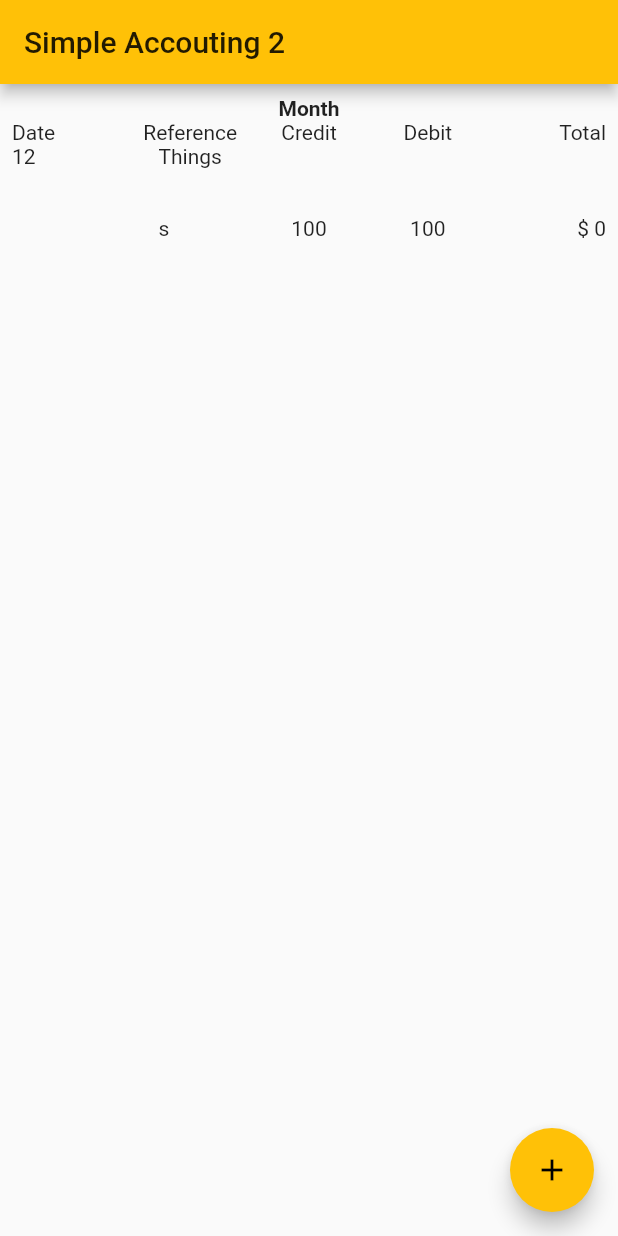
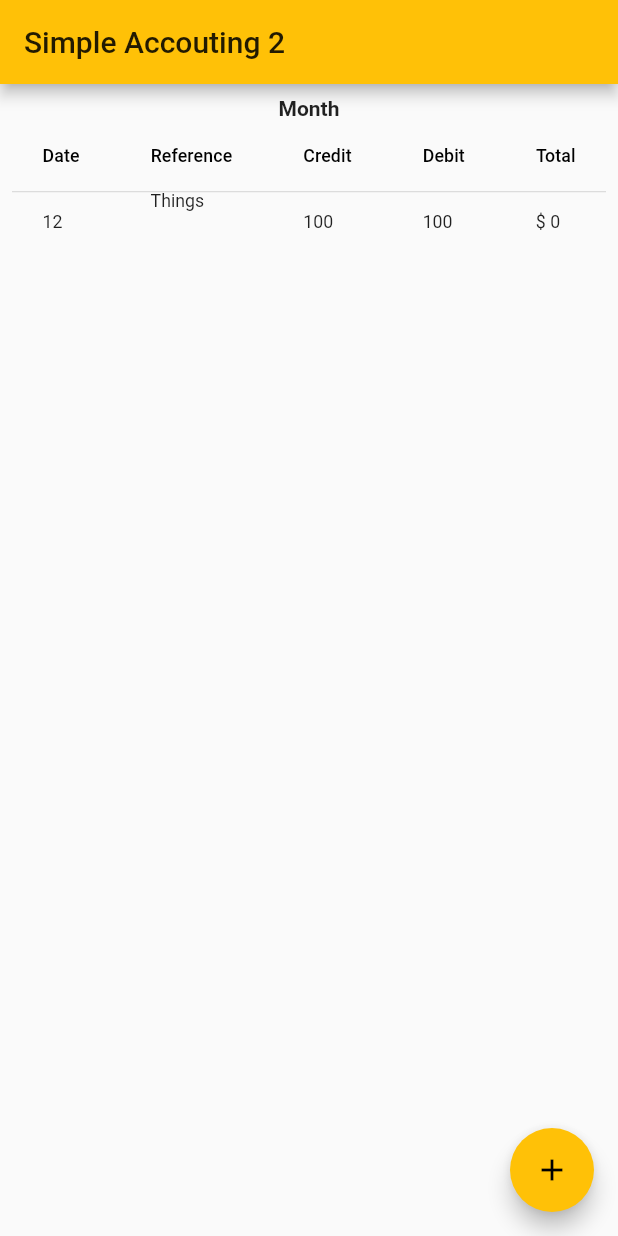
Before and after one commit to EmmanuelMess/Simple-Accounting-2, a Flutter app: the screen it shows after launch, on a phone screen of 412 x 824 dp. Run offline on Flutter 3.47's test engine with Material 2 defaults, Android fonts, the phone set to English and light mode, and no system bars; our stand-ins replace decimal, easy_localization.

Commit message:
Move to DataTable

```diff
--- a/simple_accounting_2/lib/main.dart
+++ b/simple_accounting_2/lib/main.dart
@@ -37,7 +37,7 @@ class MyHomePage extends StatefulWidget {
 }
 
 class _MyHomePageState extends State<MyHomePage> {
-  int _counter = 0;
+  int _counter = 1;
 
   void _incrementCounter() {
     setState(() {
@@ -59,19 +59,32 @@ class _MyHomePageState extends State<MyHomePage> {
                 'month',
                 style: TextStyle(fontWeight: FontWeight.bold),
               ).tr()),
-              Table(
-                children: [
-                  TableRow(children: [
-                    TableCell(child: Text('date').tr()),
-                    TableCell(child: Center(child: Text('reference').tr()),),
-                    TableCell(child: Center(child: Text('credit').tr()),),
-                    TableCell(child: Center(child: Text('debit').tr()),),
-                    TableCell(child: Text(
+              SingleChildScrollView(
+                scrollDirection: Axis.vertical,
+                child: FittedBox(
+                  child: DataTable(
+                    showCheckboxColumn: false,
+                    columns: <DataColumn>[
+                      DataColumn(
+                          label: Text('date').tr()
+                      ),
+                      DataColumn(
+                          label: Text('reference').tr()
+                      ),
+                      DataColumn(
+                          label: Text('credit').tr()
+                      ),
+                      DataColumn(
+                          label: Text('debit').tr()
+                      ),
+                      DataColumn(
+                        label: Text(
                           'total',
                           textAlign: TextAlign.end,
                         ).tr(),
                       ),
-                  ]),
+                    ],
+                    rows: [
                       createTableRow(AccountingRowFormatted(
                         "12",
                         "Things\n\n\ns",
@@ -81,42 +94,40 @@ class _MyHomePageState extends State<MyHomePage> {
                       )),
                     ],
                   ),
+                ),
+              ),
             ]),
       ),
       floatingActionButton: FloatingActionButton(
-        onPressed: _incrementCounter,
+        onPressed: () {
+          showBottomSheet(
+            context: context,
+            builder: (context) =>
+                Container(
+                  color: Colors.red,
+                ),
+          );
+        },
         tooltip: 'Increment',
         child: Icon(Icons.add),
       ),
     );
   }
 
-  TableRow createTableRow(AccountingRowFormatted strings) {
-    return TableRow(children: [
-      TableCell(
-        child: Text(strings.date),
-        verticalAlignment: TableCellVerticalAlignment.top,
-      ),
-      TableCell(
-        verticalAlignment: TableCellVerticalAlignment.middle,
-        child: Center(child: Text(strings.reference)),
-      ),
-      TableCell(
-        child: Center(child: Text(strings.row3.toString())),
-        verticalAlignment: TableCellVerticalAlignment.bottom,
-      ),
-      TableCell(
-        child: Center(child: Text(strings.row4.toString())),
-        verticalAlignment: TableCellVerticalAlignment.bottom,
-      ),
-      TableCell(
-        child: Text(
-          strings.total,
-          textAlign: TextAlign.end,
-        ),
-        verticalAlignment: TableCellVerticalAlignment.bottom,
-      ),
-    ]);
+  DataRow createTableRow(AccountingRowFormatted strings) {
+    return DataRow(cells: [
+      DataCell(Text(strings.date, textAlign: TextAlign.start)),
+      DataCell(Text(strings.reference)),
+      DataCell(Text(strings.row3)),
+      DataCell(Text(strings.row4)),
+      DataCell(Text(strings.total, textAlign: TextAlign.end)),
+    ],
+      onSelectChanged: (bool selected) {
+        if (selected) {
+
+        }
+      },
+    );
   }
 }
 
```
Lines whose indentation alone changed are shown as unchanged.
